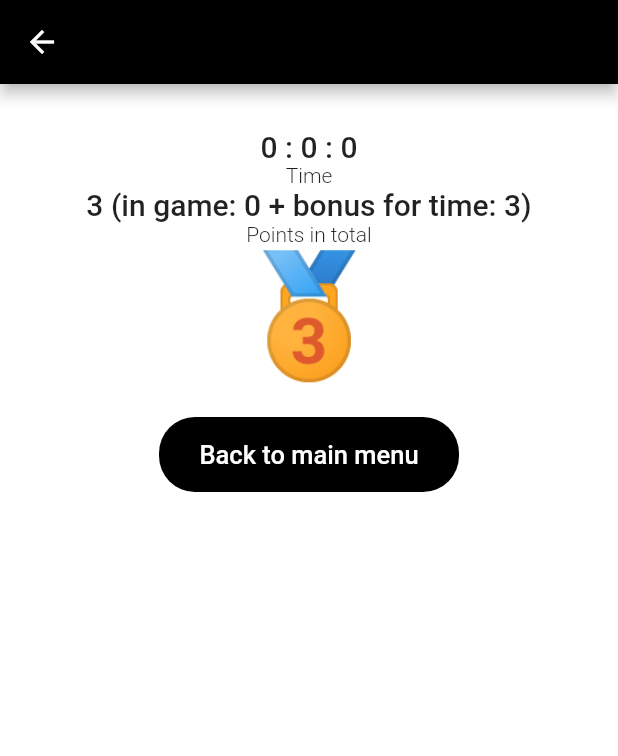
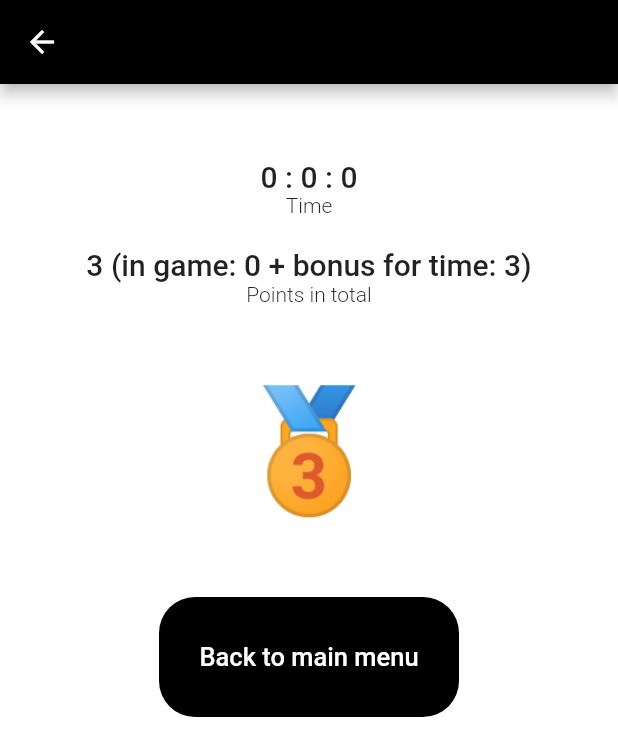
Before and after one commit to DaniilPavlov/MemoryGame, a Flutter app: the Game screen opened by its route, on a phone screen of 412 x 824 dp. Shown: the top 756 px of the screen. Run offline on Flutter 3.47's test engine with Material 2 defaults, Android fonts, the phone set to English and light mode, and no system bars.

Commit message:
Work with the design and the medal-points.

```diff
--- a/lib/data/about.dart
+++ b/lib/data/about.dart
@@ -54,7 +54,19 @@ class _AboutState extends State<About> {
               ),
             ),
             SizedBox(
-              height: 60,
+              height: 30,
+            ),
+            SizedBox(
+              child: Text(
+                " The final reward depends on the speed and accuracy of execution.",
+                style: TextStyle(
+                    color: Colors.black,
+                    fontSize: 19,
+                    fontWeight: FontWeight.w300),
+              ),
+            ),
+            SizedBox(
+              height: 20,
             ),
             SizedBox(
                 child: Center(
@@ -68,7 +80,7 @@ class _AboutState extends State<About> {
               ),
             )),
             SizedBox(
-              height: 50,
+              height: 20,
             ),
             SizedBox(
                 child: Center(
@@ -83,10 +95,7 @@ class _AboutState extends State<About> {
         child: Row(
           mainAxisAlignment: MainAxisAlignment.center,
           children: <Widget>[
-            Text("Made by D&P"),
-            SizedBox(
-              width: 8,
-            ),
+            Text("Special thank you to Nikolay"),
           ],
         ),
       ),
--- a/lib/data/data.dart
+++ b/lib/data/data.dart
@@ -193,33 +193,39 @@ List<TileModel> getQuestionPairs(String gameLevel) {
 
 String addBonus() {
   if (gameLevel == "easy") {
-    if ((seconds + minutes * 60) * 1000 + mills > 22000) bonus = 0;
-    if ((seconds + minutes * 60) * 1000 + mills < 22000) bonus = 1;
-    if ((seconds + minutes * 60) * 1000 + mills < 19000) bonus = 2;
-    if ((seconds + minutes * 60) * 1000 + mills < 16000) bonus = 3;
-    if (points + bonus <= 10) medal = "🥉";
-    if (10 < points + bonus && points + bonus <= 20) medal = "🥈";
-    if (points + bonus > 20) medal = "🥇";
+    if ((seconds + minutes * 60) * 1000 + mills > 23000) bonus = 0;
+    if ((seconds + minutes * 60) * 1000 + mills < 23000) bonus = 1;
+    if ((seconds + minutes * 60) * 1000 + mills < 20000) bonus = 2;
+    if ((seconds + minutes * 60) * 1000 + mills < 17000) bonus = 3;
+    if (points + bonus <= 20) medal = "🥉";
+    if (20 < points + bonus && points + bonus <= 25) medal = "🥈";
+    if (points + bonus > 25) medal = "🥇";
   }
 
   if (gameLevel == "medium") {
-    if ((seconds + minutes * 60) * 1000 + mills > 25000) bonus = 0;
-    if ((seconds + minutes * 60) * 1000 + mills < 25000) bonus = 3;
+    if ((seconds + minutes * 60) * 1000 + mills > 32000) bonus = 0;
+    if ((seconds + minutes * 60) * 1000 + mills < 32000) bonus = 1;
+    if ((seconds + minutes * 60) * 1000 + mills < 29000) bonus = 2;
+    if ((seconds + minutes * 60) * 1000 + mills < 26000) bonus = 3;
     if ((seconds + minutes * 60) * 1000 + mills < 23000) bonus = 4;
     if ((seconds + minutes * 60) * 1000 + mills < 20000) bonus = 5;
-    if (points + bonus <= 13) medal = "🥉";
-    if (13 < points + bonus && points + bonus <= 23) medal = "🥈";
-    if (points + bonus > 23) medal = "🥇";
+    if (points + bonus <= 25) medal = "🥉";
+    if (25 < points + bonus && points + bonus <= 30) medal = "🥈";
+    if (points + bonus > 30) medal = "🥇";
   }
 
   if (gameLevel == "hard") {
-    if ((seconds + minutes * 60) * 1000 + mills > 27000) bonus = 0;
-    if ((seconds + minutes * 60) * 1000 + mills < 27000) bonus = 5;
-    if ((seconds + minutes * 60) * 1000 + mills < 25000) bonus = 7;
-    if ((seconds + minutes * 60) * 1000 + mills < 22000) bonus = 9;
-    if (points + bonus <= 16) medal = "🥉";
-    if (16 < points + bonus && points + bonus <= 26) medal = "🥈";
-    if (points + bonus > 26) medal = "🥇";
+    if ((seconds + minutes * 60) * 1000 + mills > 41000) bonus = 0;
+    if ((seconds + minutes * 60) * 1000 + mills < 41000) bonus = 1;
+    if ((seconds + minutes * 60) * 1000 + mills < 38000) bonus = 2;
+    if ((seconds + minutes * 60) * 1000 + mills < 35000) bonus = 3;
+    if ((seconds + minutes * 60) * 1000 + mills < 32000) bonus = 4;
+    if ((seconds + minutes * 60) * 1000 + mills < 29000) bonus = 5;
+    if ((seconds + minutes * 60) * 1000 + mills < 26000) bonus = 6;
+    if ((seconds + minutes * 60) * 1000 + mills < 23000) bonus = 7;
+    if (points + bonus <= 30) medal = "🥉";
+    if (30 < points + bonus && points + bonus <= 35) medal = "🥈";
+    if (points + bonus > 35) medal = "🥇";
   }
 
   return (points + bonus).toString() +
--- a/lib/data/game.dart
+++ b/lib/data/game.dart
@@ -72,6 +72,9 @@ class _GameState extends State<Game> {
                     : points > -5
                         ? Center(
                             child: Column(children: <Widget>[
+                              SizedBox(
+                                height: 20,
+                              ),
                             Text(
                               "$minutes : $seconds : $mills",
                               style: TextStyle(
@@ -83,6 +86,9 @@ class _GameState extends State<Game> {
                               style: TextStyle(
                                   fontSize: 14, fontWeight: FontWeight.w300),
                             ),
+                              SizedBox(
+                                height: 20,
+                              ),
                             Text(
                               addBonus(),
                               style: TextStyle(
@@ -94,12 +100,15 @@ class _GameState extends State<Game> {
                               style: TextStyle(
                                   fontSize: 14, fontWeight: FontWeight.w300),
                             ),
+                              SizedBox(
+                                height: 50,
+                              ),
                             Text(
                               medal,
                               style: TextStyle(fontSize: 80),
                             ),
                             SizedBox(
-                              height: 20,
+                              height: 50,
                             ),
                             GestureDetector(
                                 onTap: () {
@@ -110,7 +119,7 @@ class _GameState extends State<Game> {
                                 child: Column(
                                   children: <Widget>[
                                     Container(
-                                      height: 50,
+                                      height: 80,
                                       width: 200,
                                       alignment: Alignment.center,
                                       decoration: BoxDecoration(
@@ -130,15 +139,24 @@ class _GameState extends State<Game> {
                           ]))
                         : Center(
                             child: Column(children: <Widget>[
+                              SizedBox(
+                                height: 50,
+                              ),
                             Text(
                               "Try harder next time!",
                               style: TextStyle(
                                   fontSize: 20, fontWeight: FontWeight.w500),
                             ),
+                              SizedBox(
+                                height: 50,
+                              ),
                             Text(
                               "🔎",
                               style: TextStyle(fontSize: 80),
                             ),
+                              SizedBox(
+                                height: 50,
+                              ),
                             GestureDetector(
                                 onTap: () {
                                   Navigator.pop(context);
@@ -148,7 +166,7 @@ class _GameState extends State<Game> {
                                 child: Column(
                                   children: <Widget>[
                                     Container(
-                                      height: 50,
+                                      height: 80,
                                       width: 200,
                                       alignment: Alignment.center,
                                       decoration: BoxDecoration(
```
